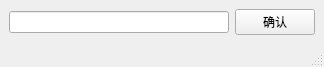
The window that UI/ip.ui (ZihuanLing/PyChat) describes before a commit, drawn with Qt 5.
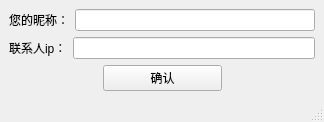
The same window after the commit.

Commit message: 更新 ip 界面

What changed in the file:
```diff
--- a/UI/ip.ui
+++ b/UI/ip.ui
@@ -7,14 +7,23 @@
     <x>0</x>
     <y>0</y>
     <width>324</width>
-    <height>67</height>
+    <height>115</height>
    </rect>
   </property>
   <property name="windowTitle">
    <string>MainWindow</string>
   </property>
   <widget class="QWidget" name="centralwidget">
+   <layout class="QGridLayout" name="gridLayout">
+    <item row="0" column="0">
    <layout class="QHBoxLayout" name="horizontalLayout">
+      <item>
+       <widget class="QLabel" name="label">
+        <property name="text">
+         <string>您的昵称：</string>
+        </property>
+       </widget>
+      </item>
     <item>
      <widget class="QLineEdit" name="lineEdit">
       <property name="placeholderText">
@@ -22,12 +31,58 @@
       </property>
      </widget>
     </item>
+     </layout>
+    </item>
+    <item row="1" column="0">
+     <layout class="QHBoxLayout" name="horizontalLayout_2">
+      <item>
+       <widget class="QLabel" name="label_2">
+        <property name="text">
+         <string>联系人ip：</string>
+        </property>
+       </widget>
+      </item>
+      <item>
+       <widget class="QLineEdit" name="lineEdit_2"/>
+      </item>
+     </layout>
+    </item>
+    <item row="4" column="0">
+     <layout class="QHBoxLayout" name="horizontalLayout_3">
+      <item>
+       <spacer name="horizontalSpacer">
+        <property name="orientation">
+         <enum>Qt::Horizontal</enum>
+        </property>
+        <property name="sizeHint" stdset="0">
+         <size>
+          <width>40</width>
+          <height>20</height>
+         </size>
+        </property>
+       </spacer>
+      </item>
     <item>
      <widget class="QPushButton" name="pushButton">
       <property name="text">
-       <string>确认</string>
-      </property>
-     </widget>
+         <string>             确认             </string>
+        </property>
+       </widget>
+      </item>
+      <item>
+       <spacer name="horizontalSpacer_2">
+        <property name="orientation">
+         <enum>Qt::Horizontal</enum>
+        </property>
+        <property name="sizeHint" stdset="0">
+         <size>
+          <width>40</width>
+          <height>20</height>
+         </size>
+        </property>
+       </spacer>
+      </item>
+     </layout>
     </item>
    </layout>
   </widget>
```
Lines whose indentation alone changed are shown as unchanged. The commit also changes 7 other files.
